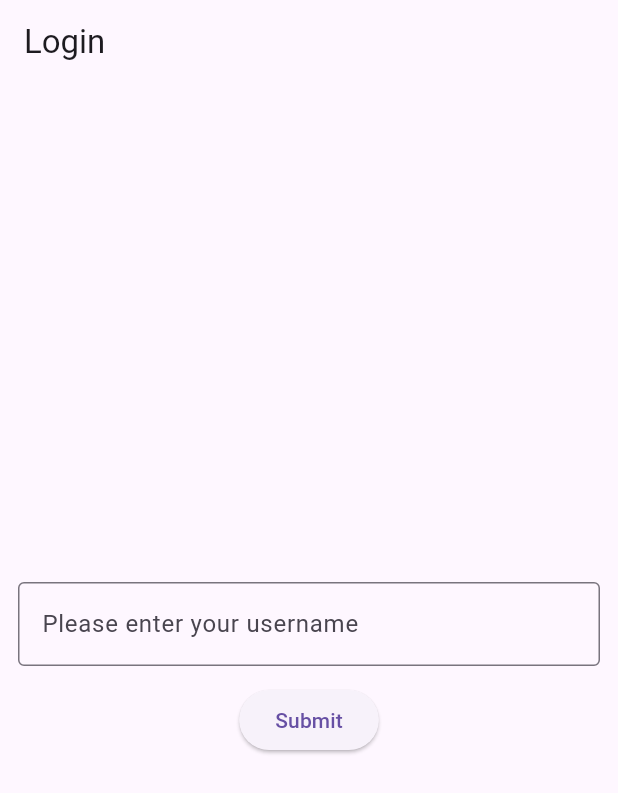
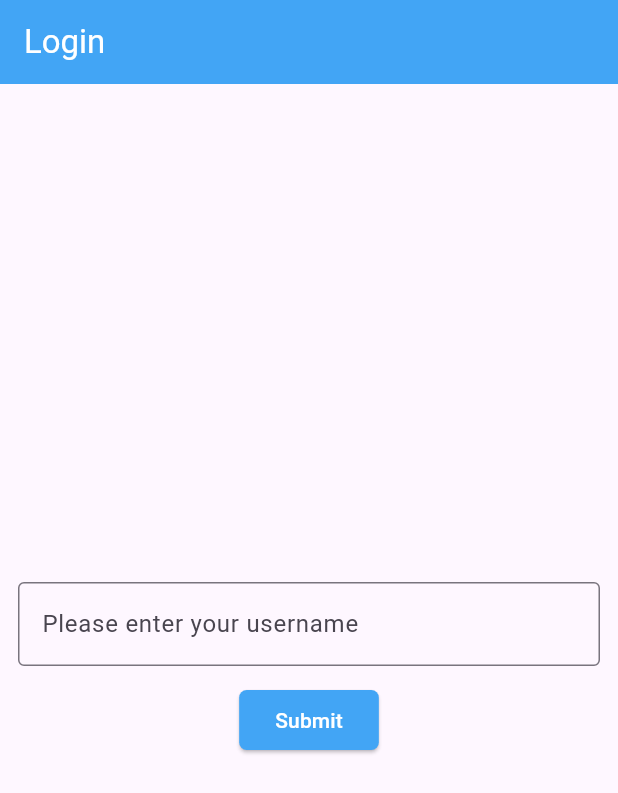
Before and after one commit to joshsaxx/everyday_flutter, a Flutter app: the screen it shows after launch, on a phone screen of 412 x 824 dp. Shown: the top 793 px of the screen. Run offline on Flutter 3.47's test engine with Material 3 defaults, Android fonts, the phone set to English and light mode, and no system bars; our stand-ins replace cached_network_image, google_fonts.

Commit message:
tutorial_sessions -- State Management -- Provider and Routes LoginPage revisit

```diff
--- a/lib/app/tutorial_sessions/state_management/provider_and_routes/pages/login.dart
+++ b/lib/app/tutorial_sessions/state_management/provider_and_routes/pages/login.dart
@@ -3,7 +3,7 @@ import 'package:flutter_tuts/app/tutorial_sessions/state_management/provider_and
 
 
 class Login extends StatefulWidget {
-  const Login({Key? key}) : super(key: key);
+   const Login({super.key});
 
   @override
   _LoginState createState() => _LoginState();
@@ -23,7 +23,9 @@ class _LoginState extends State<Login> {
     print('Building Login');
     return Scaffold(
       appBar: AppBar(
-        title: Text('Login'),
+        backgroundColor: Colors.blue[400],
+        foregroundColor: Colors.white,
+        title: const Text('Login'),
       ),
       body: Center(
         child: Column(
@@ -34,16 +36,21 @@ class _LoginState extends State<Login> {
               child: TextField(
                 keyboardType: TextInputType.text,
                 controller: usernameController,
-                decoration: InputDecoration(
+                decoration: const InputDecoration(
                     border: OutlineInputBorder(),
                     labelText: 'Please enter your username'),
               ),
             ),
             ElevatedButton(
+              style: ElevatedButton.styleFrom(
+                backgroundColor: Colors.blue[400],
+                foregroundColor: Colors.white,
+                shape: RoundedRectangleBorder(
+                    borderRadius: BorderRadius.circular(5))),
               onPressed: () {
                 Navigator.of(context).pushNamed(RouteManager.mainPage);
               },
-              child: Text('Submit'),
+              child: const Text('Submit'),
             ),
           ],
         ),
--- a/lib/app/tutorial_sessions/state_management/provider_and_routes/routes/routes.dart
+++ b/lib/app/tutorial_sessions/state_management/provider_and_routes/routes/routes.dart
@@ -13,21 +13,21 @@ class RouteManager {
     switch (settings.name) {
       case loginPage:
         return MaterialPageRoute(
-          builder: (context) => Login(),
+          builder: (context) => const Login(),
         );
 
       case mainPage:
         return MaterialPageRoute(
-          builder: (context) => MainPage(),
+          builder: (context) => const MainPage(),
         );
 
       case settingsPage:
         return MaterialPageRoute(
-          builder: (context) => Settings(),
+          builder: (context) => const Settings(),
         );
 
       default:
-        throw FormatException('Route not found! Check routes again!');
+        throw const FormatException('Route not found! Check routes again!');
     }
   }
 }
```
